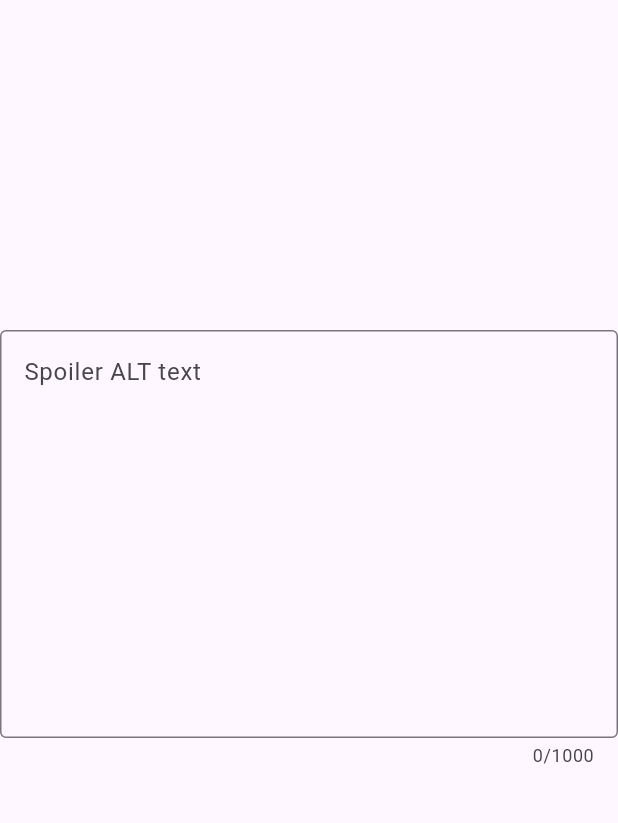
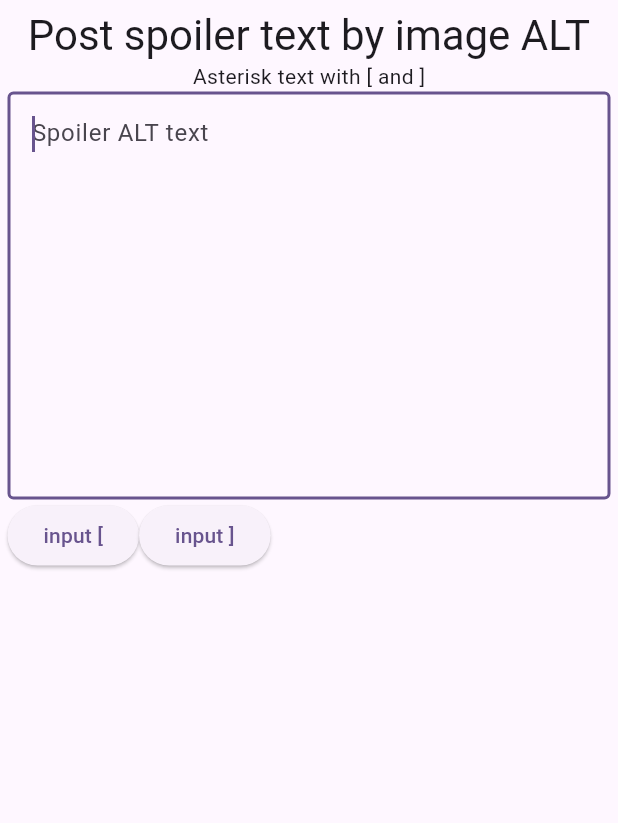
Before and after one commit to eyasuyuki/bluespoiler, a Flutter app: the screen it shows after launch, on a phone screen of 412 x 824 dp, the part 84-907 px from its top. Run offline on Flutter 3.47's test engine with Material 3 defaults, Android fonts, the phone set to English and light mode, and no system bars; our stand-ins replace flutter_hooks, flutter_riverpod, riverpod_annotation; generated files the repository leaves out were written again.

Commit message:
fix layout

```diff
--- a/lib/data/data.dart
+++ b/lib/data/data.dart
@@ -25,6 +25,7 @@ class Pair {
 }
 
 class Spoiler {
+  final max = 300;
   // field
   String _input = '';
   List<Sentence> alt = [];
@@ -56,12 +57,10 @@ class Spoiler {
         stack.removeLast();
       }
     }
-
-    int lastIndex = 0;
+    int lastIndex = -1;
     for (Pair p in brackets) {
       if (p.start > lastIndex) {
-        int top = lastIndex > 0 ? lastIndex+1 : lastIndex;
-        alt.add(Sentence(text: _input.substring(top, p.start)));
+        alt.add(Sentence(text: _input.substring(lastIndex+1, p.start)));
       }
       String text = _input.substring(p.start+1, p.end);
       alt.add(Sentence(text: _removeBrackets(text), isSecret: true));
@@ -72,6 +71,15 @@ class Spoiler {
     }
   }
 
+  String postText(int ch, String ellipsis) {
+    var text = alt.map((e) => e.fill(ch)).join('');
+    if (text.length <= max) {
+      return text;
+    }
+    var body = text.substring(0, (max - ellipsis.length));
+    return body + ellipsis;
+  }
+
   // remove brackets
   String _removeBrackets(String text) {
     return text.replaceAll('[', '').replaceAll(']', '');
--- a/lib/l10n/app_en.arb
+++ b/lib/l10n/app_en.arb
@@ -1,4 +1,10 @@
 {
     "@@locale": "en",
-    "input_hint_text": "Spoiler ALT text"
+    "description": "Post spoiler text by image ALT",
+    "help": "Asterisk text with [ and ]",
+    "hidden_char": "*",
+    "ellipsis": "...",
+    "input_hint_text": "Spoiler ALT text",
+    "open_bracket_input_text": "input [",
+    "close_bracket_input_text": "input ]"
 }
--- a/lib/l10n/app_ja.arb
+++ b/lib/l10n/app_ja.arb
@@ -1,4 +1,10 @@
 {
   "@@locale": "ja",
-  "input_hint_text": "ネタバレALT"
+  "description": "画像のALTでネタバレPost",
+  "help": "[と]で囲われた文字が○になります",
+  "hidden_char": "○",
+  "ellipsis": "…",
+  "input_hint_text": "ネタバレALT",
+  "open_bracket_input_text": "[を入力",
+  "close_bracket_input_text": "]を入力"
 }
--- a/lib/main.dart
+++ b/lib/main.dart
@@ -74,61 +74,92 @@
   final String title;
   @override
   Widget build(BuildContext context) {
+    // style
+    final buttonStyle = ElevatedButton.styleFrom(textStyle: const TextStyle(fontSize: 20));
+    // spoiler
     final Spoiler spoiler = Spoiler();
+    // hidden char
+    final hiddenChar = AppLocalizations.of(context)!.hidden_char.runes.first;
+    // text edit
     final filledText = useState<String>('');
     final inputController = useTextEditingController();
     inputController.addListener(() {
       spoiler.setInput(inputController.text);
-      filledText.value = spoiler.alt.map((e) => e.fill(0x2a)).join('');
+      filledText.value = spoiler.postText(
+          hiddenChar,
+          AppLocalizations.of(context)!.ellipsis);
     });
+    // focus node
+    final focusNode = useFocusNode();
+
+    void insertTextAtCursorPosition(String text) {
+      final currentText = inputController.text;
+      final cursorPosition = inputController.selection.baseOffset;
+
+      // 現在のカーソル位置に文字を挿入
+      final newText = currentText.substring(0, cursorPosition) +
+          text +
+          currentText.substring(cursorPosition);
+
+      // テキストを更新
+      inputController.text = newText;
+
+      // カーソル位置を更新
+      inputController.selection =
+          TextSelection.collapsed(offset: cursorPosition + text.length);
+
+      // ボタンが押された後にTextFieldにフォーカスをセット
+      FocusScope.of(context).requestFocus(focusNode);
+    }
 
     return Scaffold(
       appBar: AppBar(
-        // TRY THIS: Try changing the color here to a specific color (to
-        // Colors.amber, perhaps?) and trigger a hot reload to see the AppBar
-        // change color while the other colors stay the same.
         backgroundColor: Theme.of(context).colorScheme.inversePrimary,
-        // Here we take the value from the MyHomePage object that was created by
-        // the App.build method, and use it to set our appbar title.
         title: Text(this.title),
       ),
-      body: Center(
-        // Center is a layout widget. It takes a single child and positions it
-        // in the middle of the parent.
+      body: Container(
+        padding: EdgeInsets.all(5.0),
         child: Column(
-          // Column is also a layout widget. It takes a list of children and
-          // arranges them vertically. By default, it sizes itself to fit its
-          // children horizontally, and tries to be as tall as its parent.
-          //
-          // Column has various properties to control how it sizes itself and
-          // how it positions its children. Here we use mainAxisAlignment to
-          // center the children vertically; the main axis here is the vertical
-          // axis because Columns are vertical (the cross axis would be
-          // horizontal).
-          //
-          // TRY THIS: Invoke "debug painting" (choose the "Toggle Debug Paint"
-          // action in the IDE, or press "p" in the console), to see the
-          // wireframe for each widget.
-          mainAxisAlignment: MainAxisAlignment.center,
+          //mainAxisAlignment: MainAxisAlignment.center,
           children: <Widget>[
+            Text(AppLocalizations.of(context)!.description,
+              style: Theme.of(context).textTheme.headlineMedium,
+            ),
+            Text(AppLocalizations.of(context)!.help),
             TextFormField(
               keyboardType: TextInputType.multiline,
               maxLength: 1000,
               maxLines: 10,
+              autofocus: true,
               controller: inputController,
+              focusNode: focusNode,
               decoration: InputDecoration(
+                counterText: '',
                 hintText: AppLocalizations.of(context)!.input_hint_text,
                 border: const OutlineInputBorder()
               ),
             ),
+            Row(
+              children: [
+                ElevatedButton(onPressed: () {
+                  insertTextAtCursorPosition('[');
+                },
+                    child: Text(AppLocalizations.of(context)!.open_bracket_input_text)
+                ),
+                ElevatedButton(onPressed: () {
+                  insertTextAtCursorPosition(']');
+                },
+                    child: Text(AppLocalizations.of(context)!.close_bracket_input_text)
+                )
+              ],
+            ),
             Text(
               '${filledText.value}',
-              style: Theme.of(context).textTheme.headlineMedium,
+              style: Theme.of(context).textTheme.bodyMedium,
             ),
           ],
         ),
-      ),
-      // floatingActionButton: FloatingActionButton(
+      ),// floatingActionButton: FloatingActionButton(
       //   onPressed: _incrementCounter,
       //   tooltip: 'Increment',
       //   child: const Icon(Icons.add),
--- a/pubspec.yaml
+++ b/pubspec.yaml
@@ -43,6 +43,7 @@ dependencies:
   # The following adds the Cupertino Icons font to your application.
   # Use with the CupertinoIcons class for iOS style icons.
   cupertino_icons: ^1.0.2
+  bluesky: ^0.15.4
 
 dev_dependencies:
   flutter_test:
```
Also changed, not shown: 1 other file.
